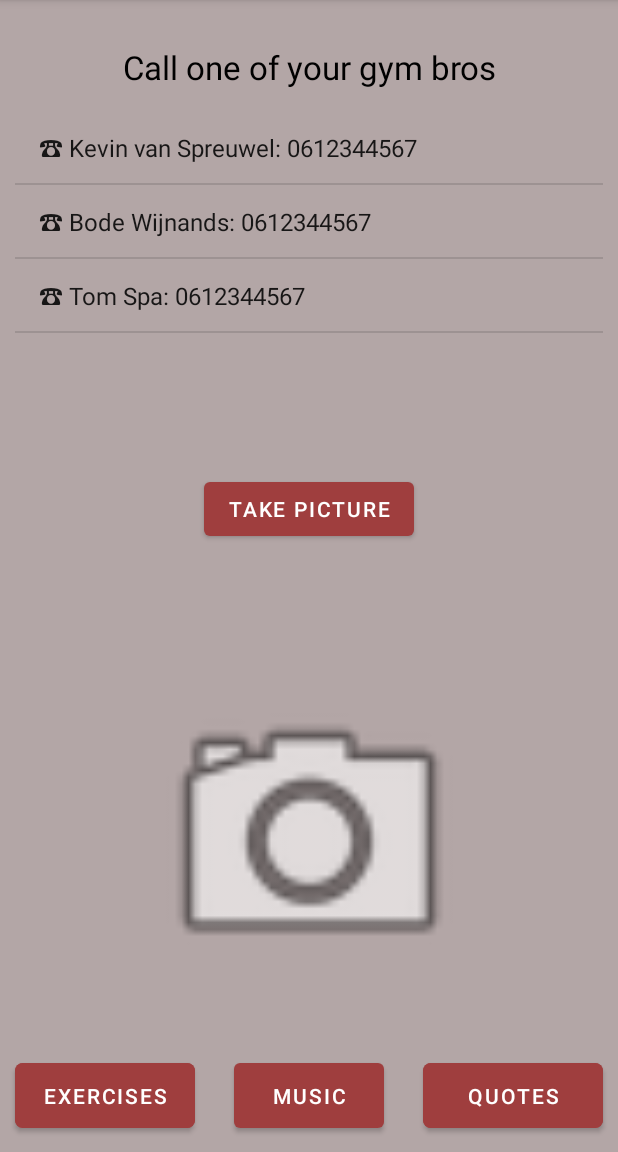
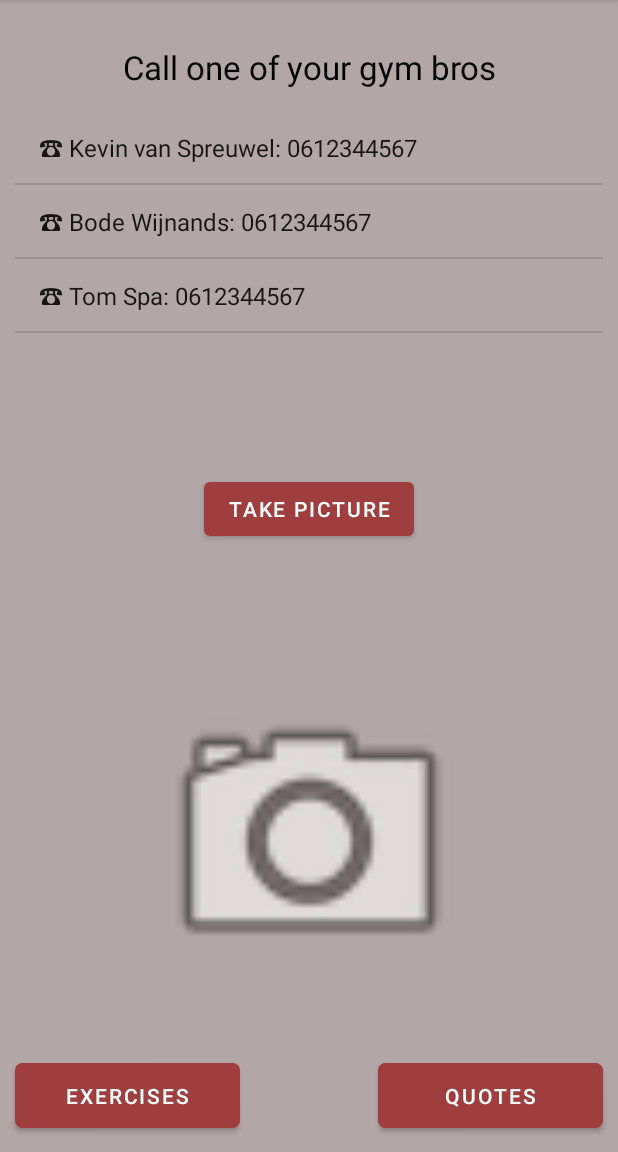
Before and after one commit to tomspa/RackTrack-Android, an Android app: the screen it shows after launch (MainActivity), on a phone screen of 412 x 824 dp, the part 84-1236 px from its top. Run offline under Robolectric (Android 15) with nearby library versions, the phone set to English and light mode, and no system bars.

Commit message:
Removed unstable music feature

```diff
--- a/app/src/main/AndroidManifest.xml
+++ b/app/src/main/AndroidManifest.xml
@@ -5,7 +5,6 @@
     <uses-permission android:name="android.permission.INTERNET" />
     <uses-permission android:name="android.permission.CAMERA" />
     <uses-permission android:name="android.permission.FOREGROUND_SERVICE" />
-    <uses-permission android:name="android.permission.POST_NOTIFICATIONS" />
 
     <application
         android:allowBackup="true"
@@ -16,9 +15,6 @@
         android:supportsRtl="true"
         android:theme="@style/Theme.RackTrack"
         tools:targetApi="33">
-        <activity
-            android:name=".Music.MusicActivity"
-            android:exported="false" />
         <activity
             android:name=".Exercise.ExerciseListActivity"
             android:exported="false" />
@@ -57,7 +53,6 @@
                 <category android:name="android.intent.category.LAUNCHER" />
             </intent-filter>
         </activity>
-        <service android:name=".Music.MusicService" />
     </application>
 
 </manifest>
--- a/app/src/main/java/com/example/racktrack/MainActivity.java
+++ b/app/src/main/java/com/example/racktrack/MainActivity.java
@@ -24,7 +24,6 @@ import android.widget.ImageView;
 import android.widget.Toast;
 
 import com.example.racktrack.Exercise.ExerciseListActivity;
-import com.example.racktrack.Music.MusicActivity;
 import com.example.racktrack.Quote.QuoteListActivity;
 
 public class MainActivity extends AppCompatActivity {
@@ -49,34 +48,12 @@ public class MainActivity extends AppCompatActivity {
             startActivity(intent);
         });
 
-        Button musicButton = findViewById(R.id.music_button);
-        musicButton.setOnClickListener(view -> {
-            Intent intent = new Intent(this, MusicActivity.class);
-            startActivity(intent);
-        });
-
         Button cameraButton = findViewById(R.id.camera_button);
         gymImageview = findViewById(R.id.gym_picture_imageview);
 
 
         activityResultLauncher = this.getActivityResultLauncher();
         cameraButton.setOnClickListener(view -> requestPermission());
-
-        requestNotificationPermission();
-    }
-
-    private void requestNotificationPermission() {
-        if (Build.VERSION.SDK_INT >= Build.VERSION_CODES.TIRAMISU)
-        {
-            String[] permissions = {Manifest.permission.POST_NOTIFICATIONS};
-            ActivityCompat.requestPermissions(this, permissions, 1);
-        }
-        if (Build.VERSION.SDK_INT >= Build.VERSION_CODES.O) {
-            NotificationChannel notificationChannel =
-                    new NotificationChannel("music_channel", "Name", NotificationManager.IMPORTANCE_DEFAULT);
-            NotificationManager manager = (NotificationManager) getSystemService(Context.NOTIFICATION_SERVICE);
-            manager.createNotificationChannel(notificationChannel);
-        }
     }
 
     @Override
--- a/app/src/main/res/layout-land/activity_main.xml
+++ b/app/src/main/res/layout-land/activity_main.xml
@@ -45,7 +45,6 @@
         android:id="@+id/camera_button"
         android:layout_width="wrap_content"
         android:layout_height="55dp"
-        android:layout_marginRight="160dp"
         android:layout_marginBottom="10dp"
         android:text="@string/camera_button_text"
         app:layout_constraintBottom_toBottomOf="parent"
@@ -61,15 +60,4 @@
         app:layout_constraintTop_toTopOf="parent"
         app:srcCompat="@android:drawable/ic_menu_camera" />
 
-    <Button
-        android:id="@+id/music_button"
-        android:layout_width="140dp"
-        android:layout_height="55dp"
-        android:layout_marginLeft="160dp"
-        android:layout_marginBottom="10dp"
-        android:text="@string/music"
-        app:layout_constraintBottom_toBottomOf="parent"
-        app:layout_constraintEnd_toEndOf="parent"
-        app:layout_constraintStart_toStartOf="parent" />
-
 </androidx.constraintlayout.widget.ConstraintLayout>
--- a/app/src/main/res/layout/activity_main.xml
+++ b/app/src/main/res/layout/activity_main.xml
@@ -9,7 +9,7 @@
 
     <Button
         android:id="@+id/quotesListButton"
-        android:layout_width="120dp"
+        android:layout_width="150dp"
         android:layout_height="55dp"
         android:layout_marginEnd="10dp"
         android:layout_marginBottom="10dp"
@@ -31,7 +31,7 @@
 
     <Button
         android:id="@+id/exerciseButton"
-        android:layout_width="120dp"
+        android:layout_width="150dp"
         android:layout_height="55dp"
         android:layout_marginStart="10dp"
         android:layout_marginBottom="10dp"
@@ -63,14 +63,4 @@
         app:srcCompat="@android:drawable/ic_menu_camera"
         android:contentDescription="@string/gym_picture_content_description" />
 
-    <Button
-        android:id="@+id/music_button"
-        android:layout_width="100dp"
-        android:layout_height="55dp"
-        android:layout_marginBottom="10dp"
-        android:text="@string/music"
-        app:layout_constraintBottom_toBottomOf="parent"
-        app:layout_constraintEnd_toEndOf="parent"
-        app:layout_constraintStart_toStartOf="parent" />
-
 </androidx.constraintlayout.widget.ConstraintLayout>
--- a/app/src/main/res/values/strings.xml
+++ b/app/src/main/res/values/strings.xml
@@ -41,8 +41,4 @@
     <string name="gym_picture_content_description">gym picture</string>
     <string name="allow_camera_access_string">Change app settings to allow access to the camera</string>
     <string name="settings_title">Settings</string>
-    <string name="music">Music</string>
-    <string name="start_music_text">Click to start music</string>
-    <string name="pause_button_text">Click to pause music</string>
-    <string name="stop_button_text">Click to stop music</string>
 </resources>
```
Also changed, not shown: app/src/main/java/com/example/racktrack/Music/MusicActivity.java (deleted, +0 -110 lines), app/src/main/java/com/example/racktrack/Music/MusicService.java (deleted, +0 -139 lines), app/src/main/res/layout/activity_music.xml (deleted, +0 -39 lines).
